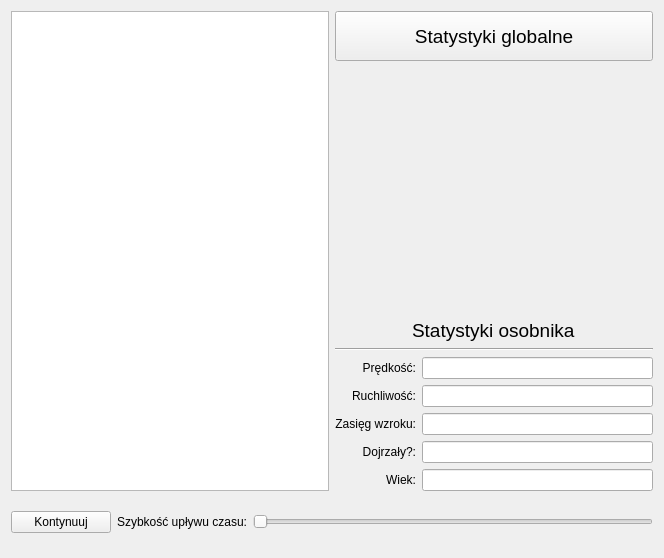
Above: src/TrueLife/View/simuwidget.ui from ppawel11/True-Life before the change. Below: the same form after it.
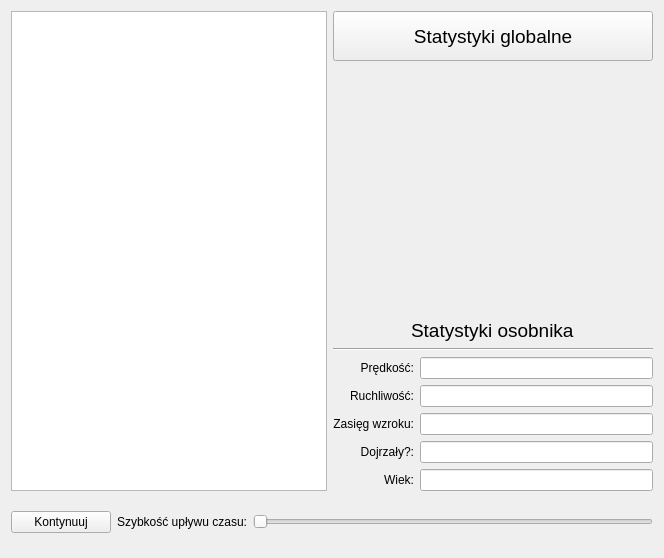
That is the form after the change.

Patch:
```diff
--- a/src/TrueLife/View/simuwidget.ui
+++ b/src/TrueLife/View/simuwidget.ui
@@ -19,14 +19,20 @@
    </item>
    <item row="0" column="1">
     <layout class="QGridLayout" name="gridLayout">
-     <item row="0" column="0" colspan="2">
+     <item row="0" column="0" colspan="2" alignment="Qt::AlignRight">
       <widget class="QPushButton" name="statsButton">
        <property name="minimumSize">
         <size>
-         <width>0</width>
+         <width>320</width>
          <height>50</height>
         </size>
        </property>
+       <property name="maximumSize">
+        <size>
+         <width>320</width>
+         <height>16777215</height>
+        </size>
+       </property>
        <property name="font">
         <font>
          <pointsize>14</pointsize>
```
